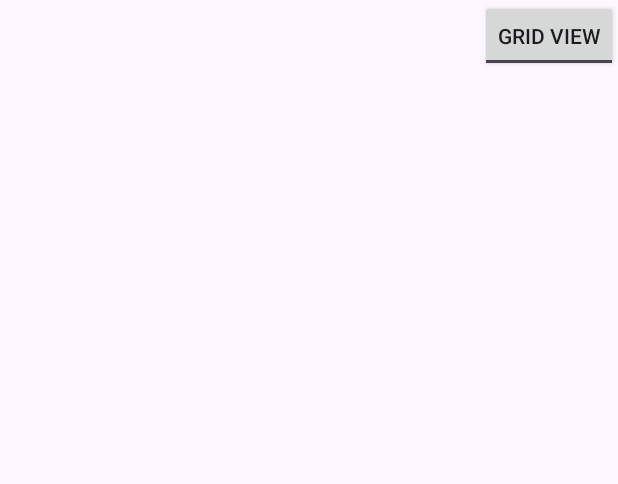
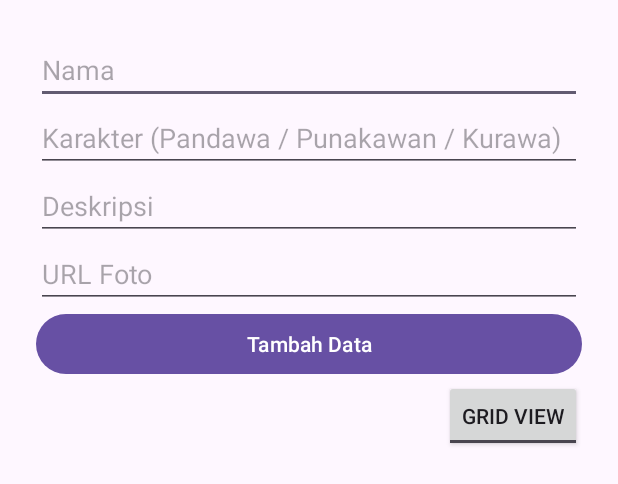
Before and after one commit to FelixVal05/RecyclerView_C14240190, an Android app: the layout activity_main.xml on its own in the app's theme, with its tools: preview values and no code run, on a phone screen of 412 x 824 dp. Shown: the top 484 px of the screen. Run offline under Robolectric (Android 15) with nearby library versions, the phone set to English and light mode, and no system bars.

Commit message:
Feat: Tambah data

```diff
--- a/app/src/main/res/layout/activity_main.xml
+++ b/app/src/main/res/layout/activity_main.xml
@@ -5,7 +5,47 @@
     android:layout_width="match_parent"
     android:layout_height="match_parent"
     tools:context=".MainActivity"
-    android:orientation="vertical">
+    android:orientation="vertical"
+    android:padding="24dp">
+
+    <EditText
+        android:id="@+id/etNama"
+        android:layout_width="match_parent"
+        android:layout_height="wrap_content"
+        android:hint="Nama"
+        android:inputType="text">
+    </EditText>
+
+    <EditText
+        android:id="@+id/etKarakter"
+        android:layout_width="match_parent"
+        android:layout_height="wrap_content"
+        android:hint="Karakter (Pandawa / Punakawan / Kurawa)"
+        android:inputType="text">
+    </EditText>
+
+    <EditText
+        android:id="@+id/etDeskripsi"
+        android:layout_width="match_parent"
+        android:layout_height="wrap_content"
+        android:hint="Deskripsi"
+        android:inputType="textMultiLine">
+    </EditText>
+
+    <EditText
+        android:id="@+id/etFoto"
+        android:layout_width="match_parent"
+        android:layout_height="wrap_content"
+        android:hint="URL Foto"
+        android:inputType="textUri">
+    </EditText>
+
+    <Button
+        android:id="@+id/btnTambah"
+        android:layout_width="match_parent"
+        android:layout_height="wrap_content"
+        android:text="Tambah Data">
+    </Button>
 
     <ToggleButton
         android:id="@+id/btnToggleLayout"
```
Also changed, not shown: app/src/main/java/uts/c14240190/recyclerview/MainActivity.kt (+27 -0 lines).
